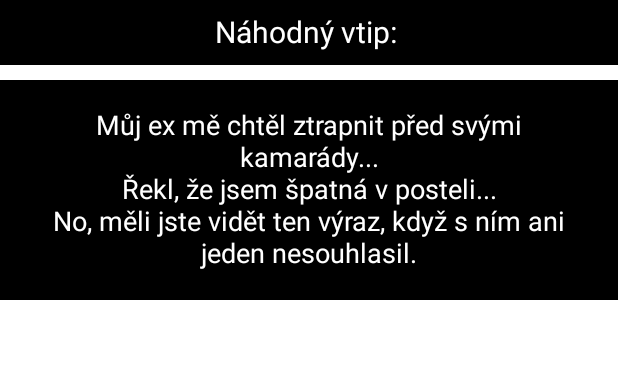
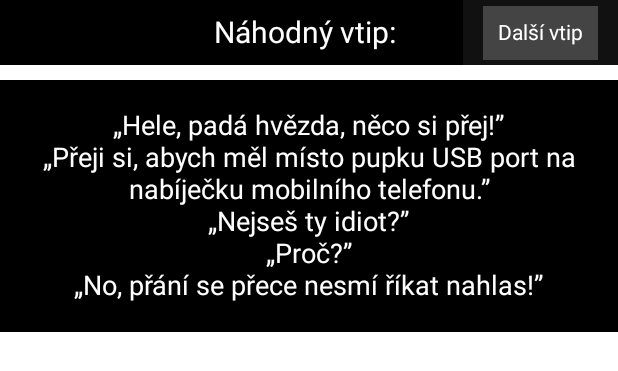
Before and after one commit to mb256/VtipList, an Android app built with Jetpack Compose: the @Preview function RandomJokePreview, on a phone screen of 412 x 824 dp. Shown: the top 371 px of the screen. Run offline under Robolectric (Android 15) with nearby library versions, the phone set to English and light mode, and no system bars.

Commit message:
Add button for next random joke

```diff
--- a/app/src/main/java/com/example/vtiplist/Jokes.kt
+++ b/app/src/main/java/com/example/vtiplist/Jokes.kt
@@ -29,13 +29,9 @@ class Jokes {
         return jokeLists.filter { it.jokeCategory == requiredCategory }
     }
 
-
-//    val categoryList = listOf<String>(
-//        "muzi_zeny",
-//        "cerny_humor",
-//        "prace",
-//        "IT"
-//    )
+    fun getJokesSize() : Int {
+        return jokeLists.size
+    }
 
     val jokeLists = listOf<Joke>(
         Joke("Můj ex mě chtěl ztrapnit před svými kamarády...\n" +
--- a/app/src/main/java/com/example/vtiplist/MainActivity.kt
+++ b/app/src/main/java/com/example/vtiplist/MainActivity.kt
@@ -19,8 +19,10 @@ import androidx.compose.foundation.layout.size
 import androidx.compose.foundation.layout.width
 import androidx.compose.foundation.layout.wrapContentHeight
 import androidx.compose.foundation.layout.wrapContentSize
+import androidx.compose.foundation.layout.wrapContentWidth
 import androidx.compose.foundation.rememberScrollState
 import androidx.compose.foundation.shape.CircleShape
+import androidx.compose.foundation.shape.RoundedCornerShape
 import androidx.compose.foundation.verticalScroll
 import androidx.compose.material.Text
 import androidx.compose.runtime.Composable
@@ -43,6 +45,7 @@ import androidx.compose.ui.tooling.preview.Preview
 import androidx.compose.ui.unit.dp
 import androidx.compose.ui.unit.sp
 import com.example.vtiplist.ui.theme.VtipListTheme
+import kotlin.random.Random
 
 
 const val ARG_JOKES_CAT_LIST = "JokesCategoryList"
@@ -76,7 +79,12 @@ class MainActivity : ComponentActivity() {
 
 
 @Composable
-fun RandomJoke(modifier: Modifier, joke: Joke) {
+fun RandomJoke(modifier: Modifier) {
+
+    var randomJokeIndex by remember { mutableStateOf(0)}
+    randomJokeIndex = Random.nextInt(0, jokesAll.getJokesSize())
+    var jokeText = jokesAll.jokeLists.get(randomJokeIndex).jokeText
+
     Column(
         horizontalAlignment = Alignment.CenterHorizontally,
         modifier = modifier
@@ -85,21 +93,48 @@ fun RandomJoke(modifier: Modifier, joke: Joke) {
             //.heightIn(0.dp, 300.dp) //mention max height here
             //.height(500.dp)
     ) {
+        Row(verticalAlignment = Alignment.CenterVertically,
+            modifier = Modifier
+                .background(Color(0xff111111))
+                .fillMaxWidth()) {
+            Text(text = "",
+                fontSize = 20.sp,
+                modifier = Modifier
+                    .background(Color.Black)
+                    .padding(all = 10.dp)
+                    .weight(1F))
             Text(
                 text = "Náhodný vtip: ",
                 fontSize = 20.sp,
                 color = Color.White,
                 textAlign = TextAlign.Center,
                 modifier = Modifier
-                .fillMaxWidth()
+                    //.fillMaxWidth()
                     .background(Color.Black)
                     .padding(all = 10.dp)
+                    .weight(2F)
             )
+            Text(
+                text = "Další vtip",
+                fontSize = 14.sp,
+                color = Color.White,
+                textAlign = TextAlign.Right,
+                modifier = Modifier
+                    //.fillMaxWidth()
+                    .wrapContentWidth()
+                    .background(Color.DarkGray)
+                    .padding(all = 10.dp)
+                    .weight(1F)
+                    .clickable {
+                        randomJokeIndex = Random.nextInt(0, jokesAll.getJokesSize())
+                    }
+            )
+        }
         Spacer(modifier = Modifier
             .height(10.dp)
             .background(Color.Gray))
         Text(
-            text = joke.jokeText,
+            text = jokeText,
             fontSize = 18.sp,
             textAlign = TextAlign.Center,
             color = Color.White,
@@ -222,10 +257,11 @@ fun JustImage() {
 @Composable
 fun Greeting() {
 
-    //var randomJokeIndex by remember { mutableStateOf(0)}
-    //add getRandomJokeIndex() method in JokesAll class ...
-    // Add button for another Joke and regenerate another randomIndex and re-compose UI
-    val randomJoke = jokesAll.getRandomJoke()
+//    var randomJokeIndex by remember { mutableStateOf(0)}
+//    //add getRandomJokeIndex() method in JokesAll class ...
+//    // Add button for another Joke and regenerate another randomIndex and re-compose UI
+//    randomJokeIndex = Random.nextInt(0, jokesAll.getJokesSize())
+//    //val randomJoke = jokesAll.jokeLists.get(randomJokeIndex)
 
     Column(
         modifier = Modifier
@@ -253,7 +289,7 @@ fun Greeting() {
         Spacer(modifier = Modifier
             .height(15.dp)
             .background(Color.DarkGray))
-        RandomJoke(modifier = Modifier.weight(6F), randomJoke)
+        RandomJoke(modifier = Modifier.weight(6F))
         Spacer(modifier = Modifier
             .height(15.dp)
             .background(Color.DarkGray))
@@ -280,7 +316,8 @@ fun DefaultPreview() {
 fun RandomJokePreview() {
     val jokeList = Jokes()
     val randomJoke = jokeList.getRandomJoke()
-    RandomJoke(modifier = Modifier.wrapContentHeight(), randomJoke)
+    val index = Random.nextInt(0, jokesAll.getJokesSize())
+    RandomJoke(modifier = Modifier.wrapContentHeight())
 }
 
 @Preview
```
Lines whose indentation alone changed are shown as unchanged.
